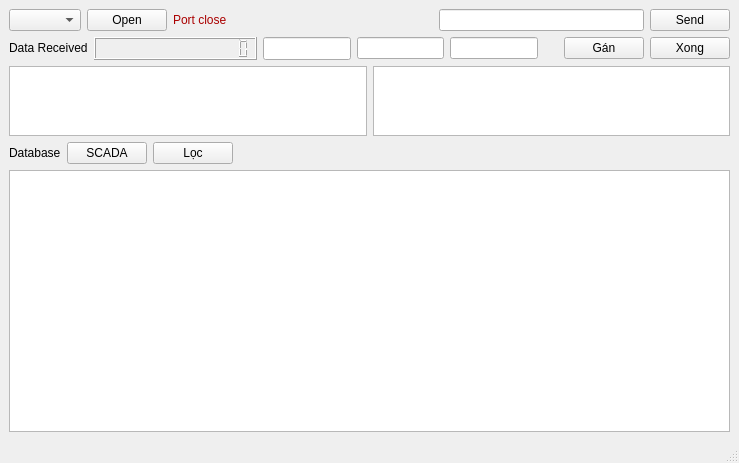
This is mainwindow.ui in mrblam/uart_log_qt as Qt 5 draws it before an edit. The edited form follows.
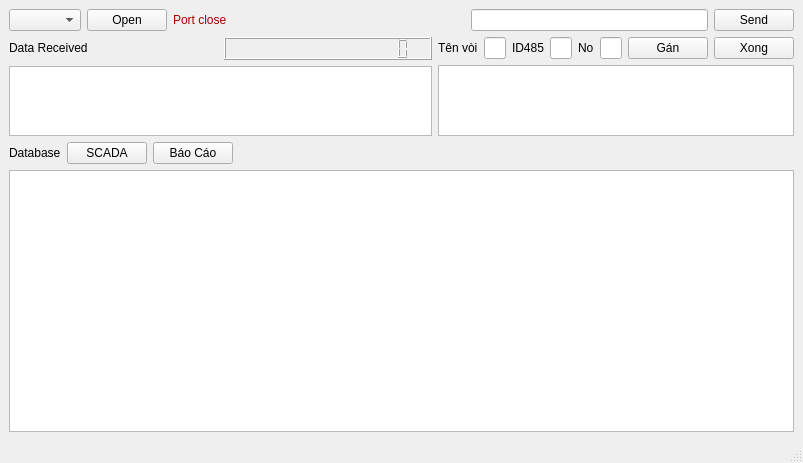
This is the edited form.

Diff of the .ui file:
```diff
--- a/mainwindow.ui
+++ b/mainwindow.ui
@@ -6,7 +6,7 @@
    <rect>
     <x>0</x>
     <y>0</y>
-    <width>739</width>
+    <width>803</width>
     <height>463</height>
    </rect>
   </property>
@@ -16,9 +16,7 @@
   <widget class="QWidget" name="centralwidget">
    <layout class="QGridLayout" name="gridLayout">
     <item row="0" column="0">
-     <layout class="QVBoxLayout" name="verticalLayout_2" stretch="1,3">
-      <item>
-       <layout class="QVBoxLayout" name="verticalLayout">
+     <layout class="QVBoxLayout" name="verticalLayout_4" stretch="0,2,6">
         <item>
          <layout class="QHBoxLayout" name="horizontalLayout">
           <item>
@@ -90,10 +88,11 @@
          </layout>
         </item>
         <item>
-         <layout class="QHBoxLayout" name="horizontalLayout_2"/>
-        </item>
+       <layout class="QHBoxLayout" name="horizontalLayout_5" stretch="3,1">
         <item>
-         <layout class="QHBoxLayout" name="horizontalLayout_4">
+         <layout class="QVBoxLayout" name="verticalLayout">
+          <item>
+           <layout class="QHBoxLayout" name="horizontalLayout_2">
           <item>
            <widget class="QLabel" name="labelReceivedData">
             <property name="sizePolicy">
@@ -131,6 +130,24 @@
             </property>
            </widget>
           </item>
+           </layout>
+          </item>
+          <item>
+           <widget class="QPlainTextEdit" name="plainTextEdit"/>
+          </item>
+         </layout>
+        </item>
+        <item>
+         <layout class="QVBoxLayout" name="verticalLayout_2">
+          <item>
+           <layout class="QHBoxLayout" name="horizontalLayout_4">
+            <item>
+             <widget class="QLabel" name="nozz">
+              <property name="text">
+               <string>Tên vòi</string>
+              </property>
+             </widget>
+            </item>
           <item>
            <widget class="QLineEdit" name="nameNozzle">
             <property name="sizePolicy">
@@ -141,25 +158,26 @@
             </property>
            </widget>
           </item>
+            <item>
+             <widget class="QLabel" name="label_ID485">
+              <property name="text">
+               <string>ID485</string>
+              </property>
+             </widget>
+            </item>
           <item>
            <widget class="QLineEdit" name="ID485"/>
           </item>
+            <item>
+             <widget class="QLabel" name="label_No">
+              <property name="text">
+               <string>No</string>
+              </property>
+             </widget>
+            </item>
           <item>
            <widget class="QLineEdit" name="No"/>
           </item>
-          <item>
-           <spacer name="horizontalSpacer_3">
-            <property name="orientation">
-             <enum>Qt::Horizontal</enum>
-            </property>
-            <property name="sizeHint" stdset="0">
-             <size>
-              <width>40</width>
-              <height>20</height>
-             </size>
-            </property>
-           </spacer>
-          </item>
           <item>
            <widget class="QPushButton" name="assignNozzle">
             <property name="text">
@@ -177,12 +195,7 @@
          </layout>
         </item>
         <item>
-         <layout class="QHBoxLayout" name="horizontalLayout_5">
-          <item>
-           <widget class="QPlainTextEdit" name="plainTextEdit"/>
-          </item>
-          <item>
-           <widget class="QTableWidget" name="assignResult"/>
+           <widget class="QTableView" name="assignResult"/>
           </item>
          </layout>
         </item>
@@ -215,7 +228,7 @@
           <item>
            <widget class="QPushButton" name="pushQuery">
             <property name="text">
-             <string>Lọc</string>
+             <string>Báo Cáo</string>
             </property>
            </widget>
           </item>
```
Left out of the diff: 2 changed lines with no effect on the pictures. Lines whose indentation alone changed are shown as unchanged.
